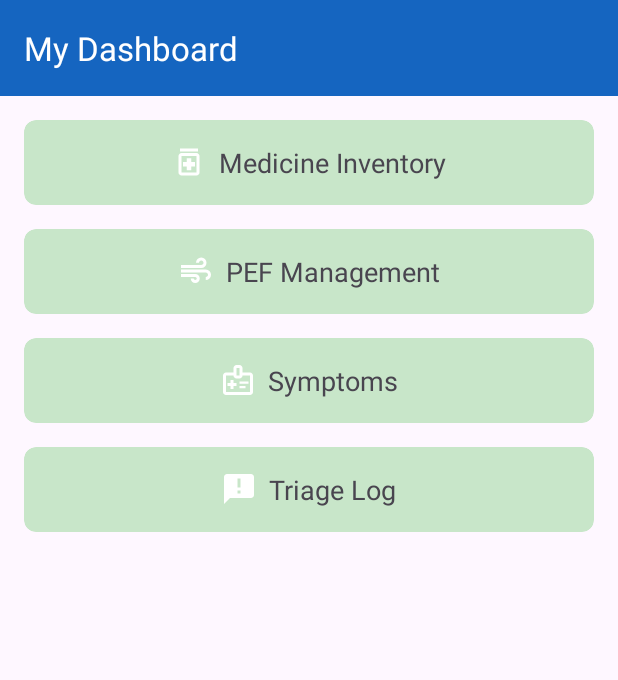
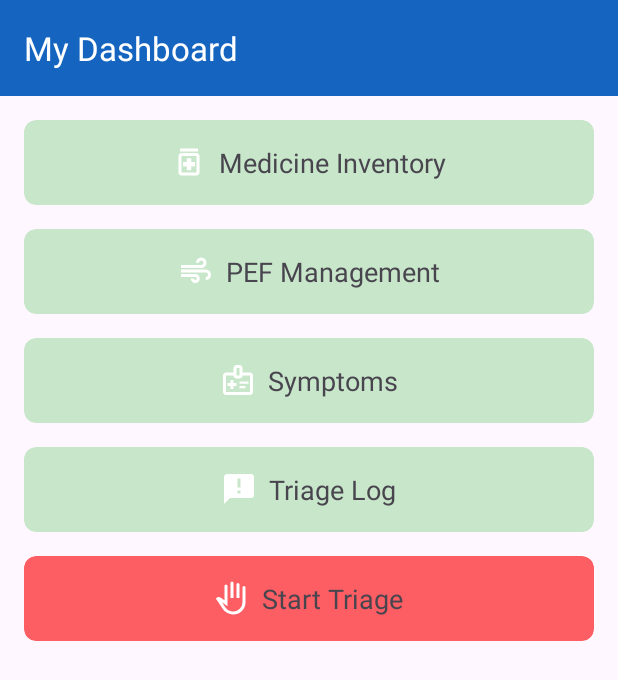
Before and after one commit to kevin579/Smart-Air, an Android app: the layout activity_child_dashboard.xml on its own in the app's theme, with its tools: preview values and no code run, on a phone screen of 412 x 824 dp. Shown: the top 680 px of the screen. Run offline under Robolectric (Android 15) with nearby library versions, the phone set to English and light mode, and no system bars.

Commit message:
Moved OTT button from Parent Dashboard to Child Dashboard

```diff
--- a/app/src/main/res/layout/activity_child_dashboard.xml
+++ b/app/src/main/res/layout/activity_child_dashboard.xml
@@ -176,6 +176,43 @@
 
             </androidx.cardview.widget.CardView>
 
+            <androidx.cardview.widget.CardView
+                android:id="@+id/cardTriageButton"
+                android:layout_width="match_parent"
+                android:layout_height="wrap_content"
+                android:layout_marginBottom="16dp"
+                android:clickable="true"
+                android:focusable="true"
+                android:foreground="?android:attr/selectableItemBackground"
+                app:cardBackgroundColor="@color/red_light"
+                app:cardCornerRadius="8dp"
+                app:cardElevation="0dp">
+
+                <LinearLayout
+                    android:layout_width="match_parent"
+                    android:layout_height="wrap_content"
+                    android:gravity="center"
+                    android:orientation="horizontal"
+                    android:padding="16dp">
+
+
+                    <ImageView
+                        android:layout_width="24dp"
+                        android:layout_height="24dp"
+                        android:layout_marginEnd="8dp"
+                        android:src="@drawable/ic_help_white"
+                        app:tint="@color/white" />
+
+                    <TextView
+                        android:layout_width="wrap_content"
+                        android:layout_height="wrap_content"
+                        android:text="Start Triage"
+                        android:textSize="18sp" />
+
+                </LinearLayout>
+
+            </androidx.cardview.widget.CardView>
+
         </LinearLayout>
     </ScrollView>
 
--- a/app/src/main/res/menu/menu.xml
+++ b/app/src/main/res/menu/menu.xml
@@ -1,12 +1,6 @@
 <?xml version="1.0" encoding="utf-8"?>
 <menu xmlns:android="http://schemas.android.com/apk/res/android"
     xmlns:app="http://schemas.android.com/apk/res-auto">
-
-    <item
-        android:id="@+id/action_show_tutorial"
-        android:icon="@drawable/ic_help_white"
-        android:title="Show Tutorial"
-        app:showAsAction="ifRoom" />
 
     <item
         android:id="@+id/action_notifications"
```
Also changed, not shown: app/src/main/java/com/example/SmartAirGroup2/ChildDashboardFragment.java (+35 -2 lines), app/src/main/java/com/example/SmartAirGroup2/MenuHelper.java (+0 -16 lines).
